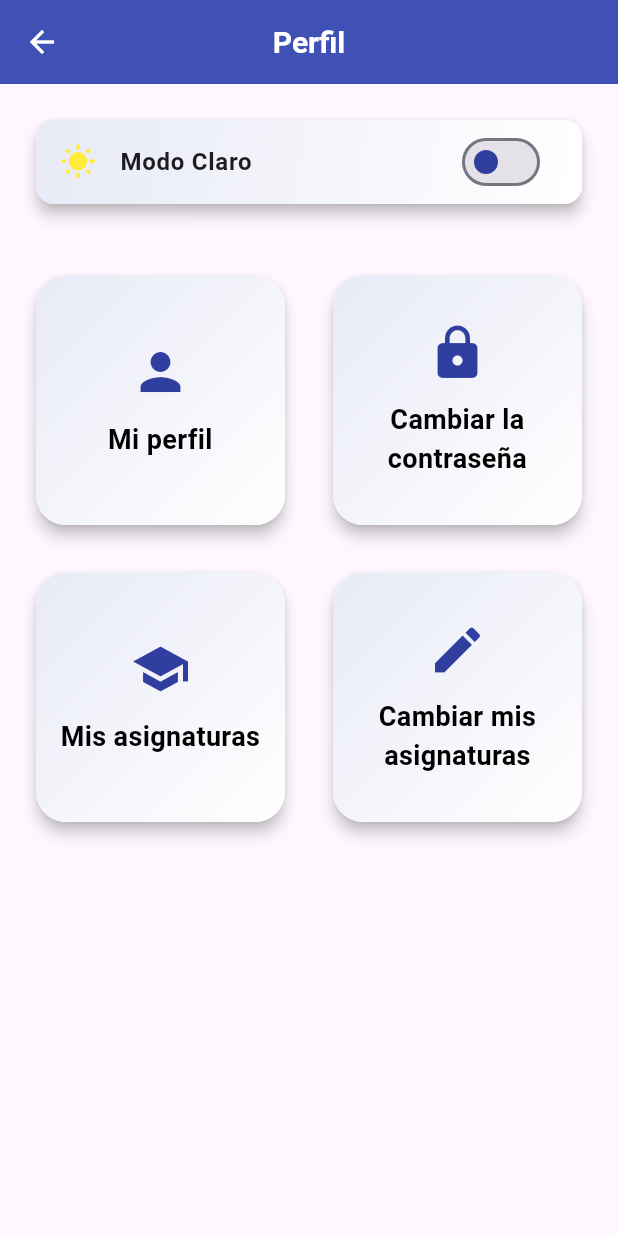
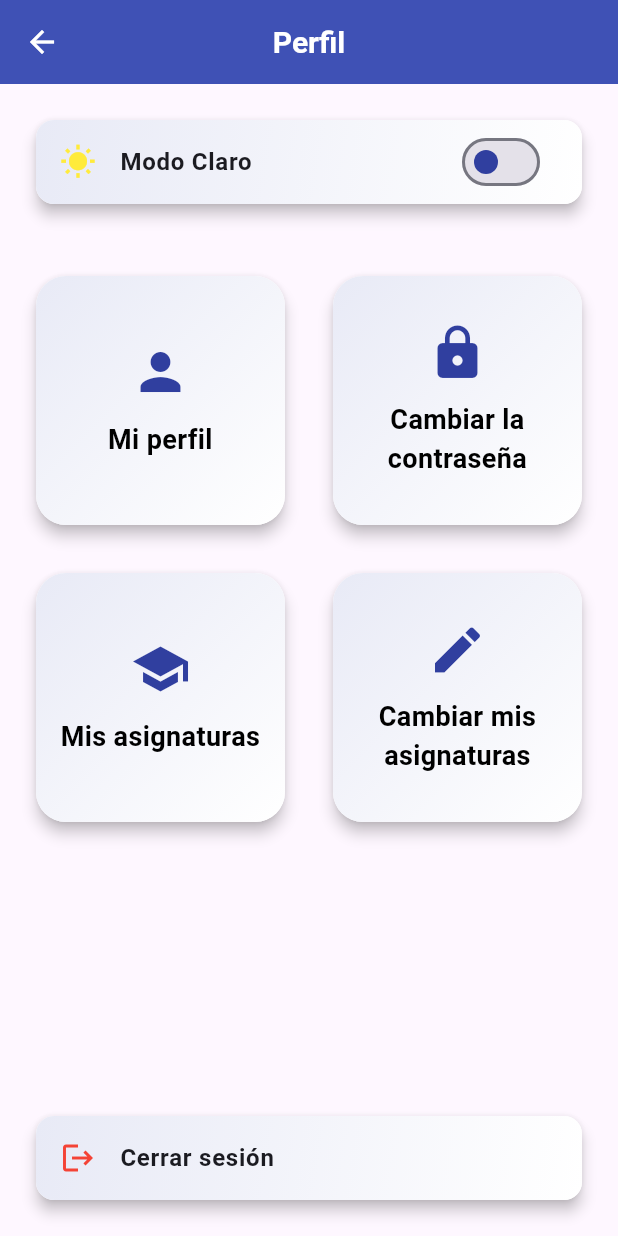
Before and after one commit to carloscl2001/ESIPlanner-TFG, a Flutter app: the ProfileScreen screen opened by its route, on a phone screen of 412 x 824 dp. Run offline on Flutter 3.47's test engine with Material 3 defaults, Android fonts, the phone set to English and light mode, and no system bars; our stand-ins replace shared_preferences; accounts and stored records are empty.

Commit message:
Update profile_screen.dart

```diff
--- a/esi_planner/lib/screens/profile_screen.dart
+++ b/esi_planner/lib/screens/profile_screen.dart
@@ -1,14 +1,20 @@
 import 'package:flutter/material.dart';
 import 'package:provider/provider.dart';
-import '../providers/theme_provider.dart'; // Importa el ThemeProvider
-import '../widgets/custom_cards.dart'; // Importa el CustomCard
+import '../providers/theme_provider.dart';
+import '../providers/auth_provider.dart';
+import '../widgets/custom_cards.dart';
 
 class ProfileScreen extends StatelessWidget {
   const ProfileScreen({super.key});
 
+  void logout(BuildContext context) {
+    context.read<AuthProvider>().logout();
+    Navigator.pushReplacementNamed(context, '/login');
+  }
+
   @override
   Widget build(BuildContext context) {
-    final themeProvider = Provider.of<ThemeProvider>(context); // Obtén el ThemeProvider
+    final themeProvider = Provider.of<ThemeProvider>(context);
     final isDarkMode = themeProvider.themeMode == ThemeMode.dark;
 
     return Scaffold(
@@ -18,11 +24,11 @@ class ProfileScreen extends StatelessWidget {
           style: TextStyle(color: Colors.white, fontWeight: FontWeight.bold),
         ),
         centerTitle: true,
-        backgroundColor: isDarkMode ? Colors.grey.shade800 : Colors.indigo, // Color de la barra de navegación
+        backgroundColor: isDarkMode ? Colors.grey.shade800 : Colors.indigo,
       ),
       body: Column(
         children: [
-          // Interruptor para cambiar entre modo claro y oscuro
+          // Interruptor de modo oscuro
           Padding(
             padding: const EdgeInsets.all(16.0),
             child: Card(
@@ -34,49 +40,45 @@ class ProfileScreen extends StatelessWidget {
                 decoration: BoxDecoration(
                   gradient: isDarkMode
                       ? LinearGradient(
-                          colors: [Colors.grey.shade900, Colors.grey.shade900], // Gradiente claro
+                          colors: [Colors.grey.shade900, Colors.grey.shade900],
                           begin: Alignment.topLeft,
                           end: Alignment.bottomRight,
-                        )// Sin gradiente en modo oscuro
+                        )
                       : LinearGradient(
-                          colors: [Colors.indigo.shade50, Colors.white], // Gradiente claro
+                          colors: [Colors.indigo.shade50, Colors.white],
                           begin: Alignment.topLeft,
                           end: Alignment.bottomRight,
                         ),
-                  borderRadius: BorderRadius.circular(12), // Bordes redondeados
+                  borderRadius: BorderRadius.circular(12),
                 ),
                 child: SwitchListTile(
                   title: Text(
-                    isDarkMode ? 'Modo Oscuro' : 'Modo Claro', // Cambia el texto según el tema
+                    isDarkMode ? 'Modo Oscuro' : 'Modo Claro',
                     style: const TextStyle(fontWeight: FontWeight.bold),
                   ),
-                  value: themeProvider.themeMode == ThemeMode.dark,
+                  value: isDarkMode,
                   onChanged: (value) {
-                    themeProvider.toggleTheme(value); // Cambia el tema
+                    themeProvider.toggleTheme(value);
                   },
-                  activeColor: Colors.yellow.shade700, // Color del interruptor cuando está activado
+                  activeColor: Colors.yellow.shade700,
                   inactiveThumbColor: Colors.indigo.shade700,
                   secondary: Icon(
-                    isDarkMode
-                        ? Icons.nightlight_round // Luna cuando está activado
-                        : Icons.wb_sunny, // Sol cuando no está activado
-                    color: isDarkMode
-                        ? Colors.white
-                        : Colors.yellow, // Cambia el color según el modo
+                    isDarkMode ? Icons.nightlight_round : Icons.wb_sunny,
+                    color: isDarkMode ? Colors.white : Colors.yellow,
                   ),
                 ),
               ),
-
             ),
           ),
+
           // GridView con las tarjetas reutilizando CustomCard
           Expanded(
             child: GridView.count(
-              crossAxisCount: 2, // 2 columnas
-              crossAxisSpacing: 16, // Espacio entre columnas
-              mainAxisSpacing: 16, // Espacio entre filas
-              padding: const EdgeInsets.all(16), // Espaciado exterior
-              shrinkWrap: true, // Ajustar al contenido
+              crossAxisCount: 2,
+              crossAxisSpacing: 16,
+              mainAxisSpacing: 16,
+              padding: const EdgeInsets.all(16),
+              shrinkWrap: true,
               children: const [
                 CustomCard(
                   text: 'Mi perfil',
@@ -101,6 +103,44 @@ class ProfileScreen extends StatelessWidget {
               ],
             ),
           ),
+
+          // Cerrar sesión alineado al final
+          Padding(
+            padding: const EdgeInsets.symmetric(horizontal: 16.0, vertical: 16.0),
+            child: Card(
+              elevation: 4,
+              shape: RoundedRectangleBorder(
+                borderRadius: BorderRadius.circular(12.0),
+              ),
+              child: Container(
+                decoration: BoxDecoration(
+                  gradient: isDarkMode
+                      ? LinearGradient(
+                          colors: [Colors.grey.shade900, Colors.grey.shade900],
+                          begin: Alignment.topLeft,
+                          end: Alignment.bottomRight,
+                        )
+                      : LinearGradient(
+                          colors: [Colors.indigo.shade50, Colors.white],
+                          begin: Alignment.topLeft,
+                          end: Alignment.bottomRight,
+                        ),
+                  borderRadius: BorderRadius.circular(12),
+                ),
+                child: ListTile(
+                  title: const Text(
+                    'Cerrar sesión',
+                    style: TextStyle(fontWeight: FontWeight.bold),
+                  ),
+                  leading: const Icon(
+                    Icons.logout,
+                    color: Colors.red,
+                  ),
+                  onTap: () => logout(context),
+                ),
+              ),
+            ),
+          ),
         ],
       ),
     );
```
